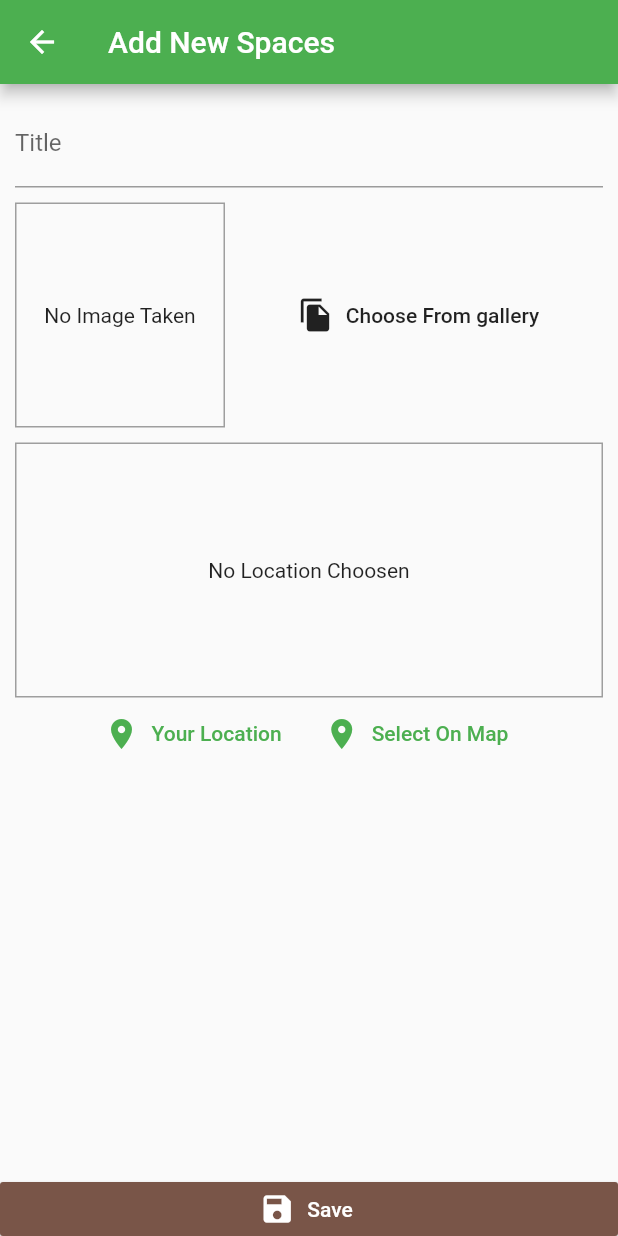
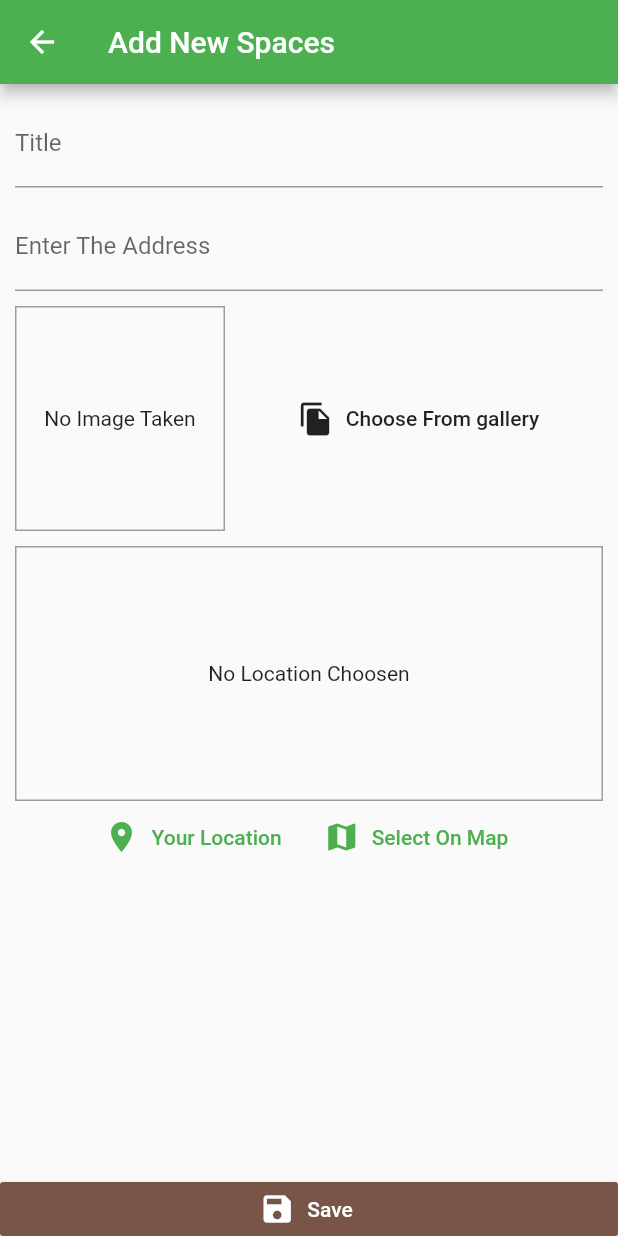
Before and after one commit to samip15/MapSpace, a Flutter app: the AddSpaceScreen screen opened by its route, after a tap on "Save", on a phone screen of 412 x 824 dp. Run offline on Flutter 3.47's test engine with Material 2 defaults, Android fonts, the phone set to English and light mode, and no system bars; our stand-ins replace google_maps_flutter, image_picker, location, sqflite; accounts and stored records are empty.

Commit message:
Completed Map Space App

```diff
--- a/lib/helper/db_helper.dart
+++ b/lib/helper/db_helper.dart
@@ -8,7 +8,7 @@ class DBHelper {
     return sql.openDatabase(path.join(dbPath, "spaces.db"),
         onCreate: (db, version) {
       return db.execute(
-          'CREATE TABLE user_spaces(id TEXT PRIMARY KEY,title TEXT, image TEXT)');
+          'CREATE TABLE user_spaces(id TEXT PRIMARY KEY,title TEXT, image TEXT,loo_lat REAL,loo_lng REAL,address TEXT)');
     }, version: 1);
   }
 
--- a/lib/main.dart
+++ b/lib/main.dart
@@ -1,6 +1,7 @@
 import 'package:flutter/material.dart';
 import 'package:map_space/provider/map_space.dart';
 import 'package:map_space/screens/add_space_screen.dart';
+import 'package:map_space/screens/space_detail_screen.dart';
 import 'package:map_space/screens/space_list_screen.dart';
 import 'package:provider/provider.dart';
 
@@ -25,6 +26,7 @@ class MyApp extends StatelessWidget {
         routes: {
           SpaceListScreen.routeName: (ctx) => SpaceListScreen(),
           AddSpaceScreen.routeName: (ctx) => AddSpaceScreen(),
+          SpaceDetailScreen.routeName: (ctx) => SpaceDetailScreen(),
         },
       ),
     );
--- a/lib/models/SpaceLocation.dart
+++ b/lib/models/SpaceLocation.dart
@@ -8,10 +8,8 @@ class SpaceLocation {
   final double latitude;
   final double longitude;
   final String address;
-  SpaceLocation(
-      {@required this.latitude,
-      @required this.longitude,
-      @required this.address});
+  const SpaceLocation(
+      {@required this.latitude, @required this.longitude, this.address});
 }
 
 // place
--- a/lib/screens/add_space_screen.dart
+++ b/lib/screens/add_space_screen.dart
@@ -1,6 +1,7 @@
 import 'dart:io';
 
 import 'package:flutter/material.dart';
+import 'package:map_space/models/SpaceLocation.dart';
 import 'package:map_space/provider/map_space.dart';
 import 'package:map_space/widgets/image_input.dart';
 import 'package:map_space/widgets/space_input.dart';
@@ -15,14 +16,22 @@ class AddSpaceScreen extends StatefulWidget {
 
 class _AddSpaceScreenState extends State<AddSpaceScreen> {
   TextEditingController _titleController = TextEditingController();
+  final TextEditingController _addressContorller = TextEditingController();
   File _imageFile;
+  SpaceLocation _pickedLocation;
 
   void _saveSpace() {
-    if (_titleController.text.isEmpty || _imageFile == null) {
+    if (_titleController.text.isEmpty ||
+        _addressContorller.text.isEmpty ||
+        _imageFile == null) {
       return;
     }
+    final finalLocation = SpaceLocation(
+        latitude: _pickedLocation?.latitude,
+        longitude: _pickedLocation?.longitude,
+        address: _addressContorller.text);
     Provider.of<MapSpace>(context, listen: false)
-        .addSpace(_titleController.text, _imageFile);
+        .addSpace(_titleController.text, _imageFile, finalLocation);
     Navigator.of(context).pop();
   }
 
@@ -30,9 +39,14 @@ class _AddSpaceScreenState extends State<AddSpaceScreen> {
     _imageFile = getImage;
   }
 
+  void _saveLocation(double lat, double lng) {
+    _pickedLocation = SpaceLocation(latitude: lat, longitude: lng);
+  }
+
   @override
   void dispose() {
     _titleController.dispose();
+    _addressContorller.dispose();
     super.dispose();
   }
 
@@ -60,11 +74,18 @@ class _AddSpaceScreenState extends State<AddSpaceScreen> {
                   SizedBox(
                     height: 10,
                   ),
+                  TextField(
+                    controller: _addressContorller,
+                    decoration: InputDecoration(labelText: "Enter The Address"),
+                  ),
+                  SizedBox(
+                    height: 10,
+                  ),
                   ImageInput(_selectedImage),
                   SizedBox(
                     height: 10,
                   ),
-                  SpaceInput(),
+                  SpaceInput(_saveLocation),
                 ],
               ),
             ),
--- a/lib/screens/space_list_screen.dart
+++ b/lib/screens/space_list_screen.dart
@@ -1,6 +1,7 @@
 import 'package:flutter/material.dart';
 import 'package:map_space/provider/map_space.dart';
 import 'package:map_space/screens/add_space_screen.dart';
+import 'package:map_space/screens/space_detail_screen.dart';
 import 'package:provider/provider.dart';
 
 class SpaceListScreen extends StatelessWidget {
@@ -35,6 +36,11 @@ class SpaceListScreen extends StatelessWidget {
                       : ListView.builder(
                           itemCount: mapSpace.spaces.length,
                           itemBuilder: (ctx, index) => ListTile(
+                            onTap: () {
+                              Navigator.pushNamed(
+                                  context, SpaceDetailScreen.routeName,
+                                  arguments: mapSpace.spaces[index].id);
+                            },
                             leading: CircleAvatar(
                               backgroundImage:
                                   FileImage(mapSpace.spaces[index].image),
```
Also changed, not shown: lib/provider/map_space.dart (+16 -4 lines), lib/screens/map_screen.dart (added, +67 -0 lines), lib/screens/space_detail_screen.dart (added, +57 -0 lines), lib/widgets/space_input.dart (+37 -4 lines), 2 other files.
